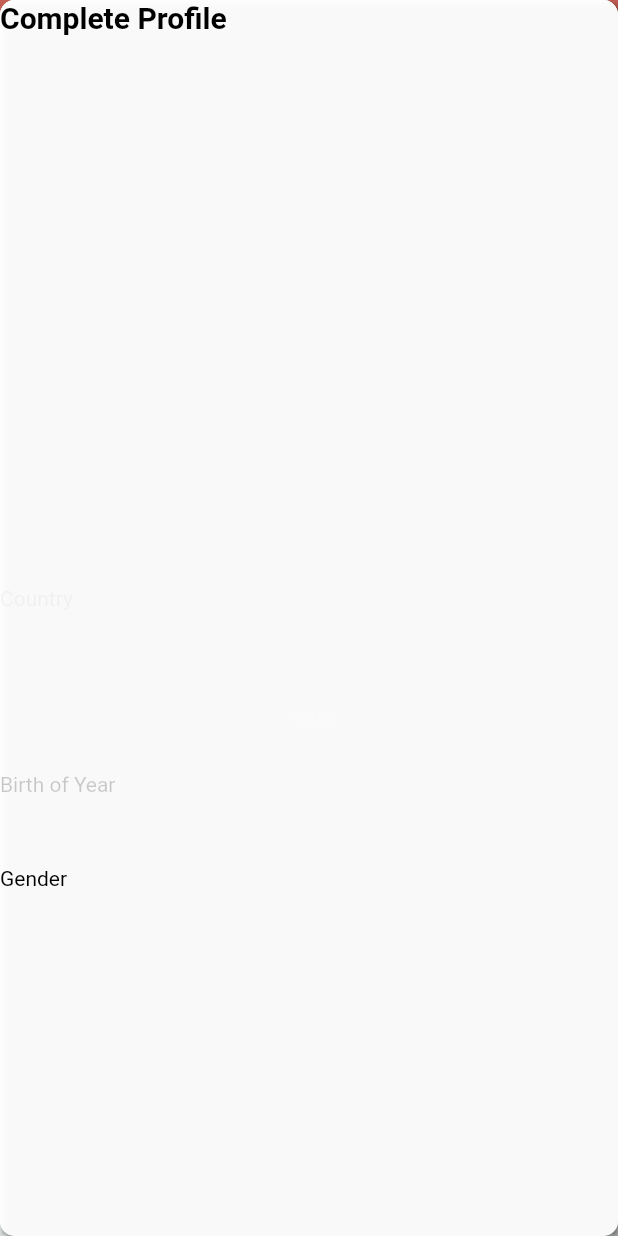
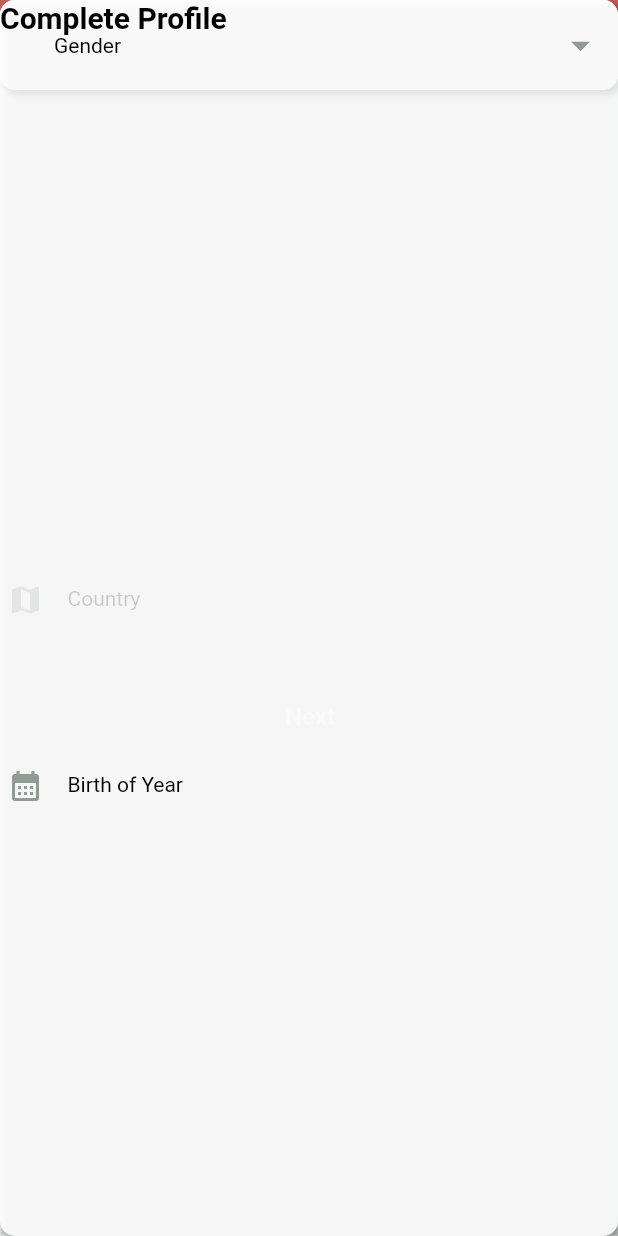
Before and after one commit to TubaERDOGAN/anketson, a Flutter app: the SecondSignInPage screen opened directly, on a phone screen of 412 x 824 dp. Run offline on Flutter 3.47's test engine with Material 2 defaults, Android fonts, the phone set to English and light mode, and no system bars; drawn by our look-alikes of dropdown_button2; our stand-ins replace easy_localization, flutter_svg, readmore, shared_preferences; missing offline and left inert: adobe_xd, dart:ffi, flutter_polls, search_page; accounts and stored records are empty; Roboto replaces fonts that are missing (Work Sans).

Commit message:
balangic devami tuba

```diff
--- a/lib/screens/second_sign_in_page.dart
+++ b/lib/screens/second_sign_in_page.dart
@@ -2,7 +2,7 @@ import 'package:flutter/material.dart';
 import 'package:adobe_xd/pinned.dart';
 import 'package:shared_preferences/shared_preferences.dart';
 import 'dart:ui' as ui;
-
+import 'package:dropdown_button2/dropdown_button2.dart';
 import 'home_page.dart';
 import 'login_page.dart';
 import 'package:http/http.dart' as http;
@@ -24,6 +24,19 @@ class _SecondSignInPage extends State<SecondSignInPage> {
   TextEditingController educationController = TextEditingController();
 
   final _formKey = GlobalKey<FormState>();
+  final List<String> genderItems = [
+    'Male',
+    'Female',
+    'Others',
+  ];
+
+  final List<String> educationItems = [
+    'Primary school',
+    'High school',
+    'University',
+  ];
+  String? selectedValue;
+  String? selectedValue2;
 
   @override
   Widget build(BuildContext context) {
@@ -99,6 +112,12 @@ class _SecondSignInPage extends State<SecondSignInPage> {
                         return null;
                       },
                       decoration: const InputDecoration(
+                        icon:  Padding(
+                            padding:  EdgeInsets.only(left:5.0),
+                            child: Icon(
+                                Icons.location_city,
+                                color: Color(0xff919a94))
+                        ),
                         floatingLabelBehavior: FloatingLabelBehavior.never,
                         border: InputBorder.none,
                         labelText: 'City',
@@ -108,6 +127,7 @@ class _SecondSignInPage extends State<SecondSignInPage> {
                           color:  Color(0xff000000),
                         ),
                       ),
+
                     ),
                   )
               ),
@@ -128,29 +148,56 @@ class _SecondSignInPage extends State<SecondSignInPage> {
                     ),
                   ],
                 ),
-                  child:  Align(
-                    alignment: const Alignment(-0.198, 0.615),
-                    child: TextFormField(
-                      controller: educationController,
-                      autovalidateMode: AutovalidateMode.onUserInteraction,
-                      validator: (value) {
-                        if (value == null || value.isEmpty) {
-                          return 'Please enter education level';
-                        }
-                        return null;
-                      },
-                      decoration: const InputDecoration(
-                        floatingLabelBehavior: FloatingLabelBehavior.never,
-                        border: InputBorder.none,
-                        labelText: 'Education',
-                        labelStyle: TextStyle(
+                  child:  DropdownButtonHideUnderline(
+                    child:
+                    DropdownButton2(
+                      value: selectedValue2,
+                      isExpanded: true,
+                      hint: const Text(
+                        'Education',
+                        style: TextStyle(
                           fontFamily: 'Work Sans',
                           fontSize: 14,
-                          color:  Color(0xff000000),
+                          color: Color(0xff000000),
+                        ),
+                      ),
+                      items: educationItems
+                          .map((item) => DropdownMenuItem<String>(
+                        value: item,
+                        child: Text(
+                          item,
+                          style: const TextStyle(
+                            fontFamily: 'Work Sans',
+                            fontSize: 14,
+                            color: Color(0xff000000),
+                          ),
+                        ),
+                      ))
+                          .toList(),
+                      onChanged: (String? newValue) {
+                        setState(() {
+                          selectedValue2 = newValue!;
+                        });
+                      },
+                      buttonStyleData: const ButtonStyleData(
+                        height: 60,
+                        padding: EdgeInsets.only(left: 20, right: 10),
+                      ),
+                      iconStyleData: const IconStyleData(
+                        icon: Icon(
+                          Icons.arrow_drop_down,
+                          color:Color(0xff919a94),
+                        ),
+                        iconSize: 30,
+                      ),
+
+                      dropdownStyleData: DropdownStyleData(
+                        decoration: BoxDecoration(
+                          borderRadius: BorderRadius.circular(15),
                         ),
                       ),
                     ),
-                  )
+                  ),
               ),
             ),
             /// Next butonu
@@ -240,6 +287,12 @@ class _SecondSignInPage extends State<SecondSignInPage> {
                         return null;
                       },
                       decoration: const InputDecoration(
+                        icon:  Padding(
+                            padding:  EdgeInsets.only(left:5.0),
+                            child: Icon(
+                                Icons.map,
+                                color: Color(0xff919a94))
+                        ),
                         floatingLabelBehavior: FloatingLabelBehavior.never,
                         border: InputBorder.none,
                         labelText: 'Country',
@@ -281,6 +334,12 @@ class _SecondSignInPage extends State<SecondSignInPage> {
                         return null;
                       },
                       decoration: const InputDecoration(
+                        icon:Padding(
+                            padding:  EdgeInsets.only(left:5.0),
+                            child: Icon(
+                                Icons.calendar_month,
+                                color: Color(0xff919a94))
+                        ),
                         floatingLabelBehavior: FloatingLabelBehavior.never,
                         border: InputBorder.none,
                         labelText: 'Birth of Year',
@@ -310,31 +369,58 @@ class _SecondSignInPage extends State<SecondSignInPage> {
                     ),
                   ],
                 ),
-                  child:  Align(
-                    alignment: const Alignment(-0.494, 0.455),
-                    child: TextFormField(
-                      controller: genderController,
-                      autovalidateMode: AutovalidateMode.onUserInteraction,
-                      validator: (value) {
-                        if (value == null || value.isEmpty) {
-                          return 'Please enter gender';
-                        }
-                        return null;
-                      },
-                      decoration: const InputDecoration(
-                        floatingLabelBehavior: FloatingLabelBehavior.never,
-                        border: InputBorder.none,
-                        labelText: 'Gender',
-                        labelStyle: TextStyle(
-                          fontFamily: 'Work Sans',
-                          fontSize: 14,
-                          color:  Color(0xff000000),
+                  child:DropdownButtonHideUnderline(
+                    child:
+                      DropdownButton2(
+                          value: selectedValue,
+                        isExpanded: true,
+                        hint: const Text(
+                          'Gender',
+                          style: TextStyle(
+                            fontFamily: 'Work Sans',
+                            fontSize: 14,
+                            color: Color(0xff000000),
+                          ),
+                        ),
+                        items: genderItems
+                            .map((item) => DropdownMenuItem<String>(
+                          value: item,
+                          child: Text(
+                            item,
+                            style: const TextStyle(
+                              fontFamily: 'Work Sans',
+                              fontSize: 14,
+                              color: Color(0xff000000),
+                            ),
+                          ),
+                        ))
+                            .toList(),
+                        onChanged: (String? newValue) {
+                          setState(() {
+                            selectedValue = newValue!;
+                          });
+                        },
+                        buttonStyleData: const ButtonStyleData(
+                          height: 60,
+                          padding: EdgeInsets.only(left: 20, right: 10),
+                        ),
+                        iconStyleData: const IconStyleData(
+                          icon: Icon(
+                            Icons.arrow_drop_down,
+                            color:Color(0xff919a94),
+                          ),
+                          iconSize: 30,
+                        ),
+                        dropdownStyleData: DropdownStyleData(
+                          decoration: BoxDecoration(
+                            borderRadius: BorderRadius.circular(15),
+                          ),
                         ),
                       ),
-                    ),
-                  )
+
+              ),)
               ),
-            ),
+
             Pinned.fromPins(
               Pin(start: 98.0, end: 99.0),
               Pin(size: 24.0, middle: 0.4000),
--- a/pubspec.yaml
+++ b/pubspec.yaml
@@ -36,6 +36,7 @@ dependencies:
   country_list_pick: ^1.0.1+6
   fluttertoast: ^8.1.3
   flutter_verification_code: ^1.1.6
+  dropdown_button2: ^2.0.0
 
 
 
```
Also changed, not shown: lib/screens/login_page.dart (+18 -4 lines), lib/screens/sign_in_page.dart (+64 -0 lines), lib/screens/src/deneme.dart (added, +116 -0 lines), pubspec.lock.
